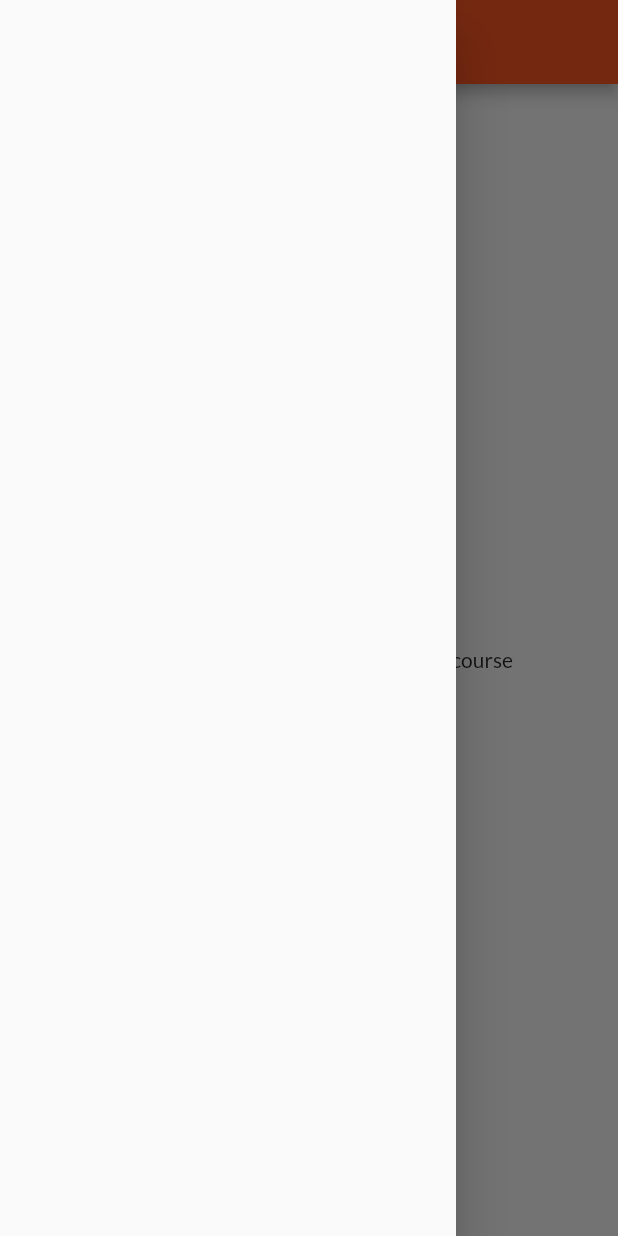
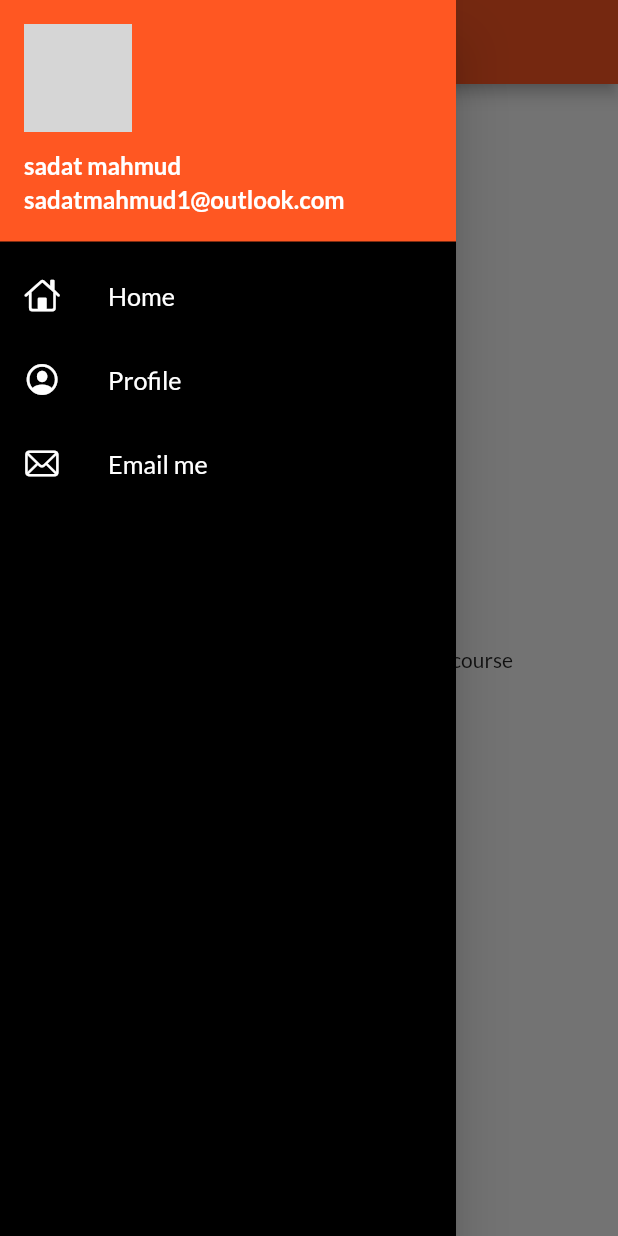
Before and after one commit to Sadatmahmud1/Flutter_shoping_app, a Flutter app: the HomePage screen opened by its route, with the side drawer open, on a phone screen of 412 x 824 dp. Run offline on Flutter 3.47's test engine with Material 2 defaults, Android fonts, the phone set to English and light mode, and no system bars; our stand-ins replace google_fonts; network calls fail; grey boxes are pictures that could not be loaded.

Commit message:
New app drawer added

```diff
--- a/sdshoping/lib/main.dart
+++ b/sdshoping/lib/main.dart
@@ -1,8 +1,8 @@
 import 'package:flutter/material.dart';
-import 'package:sdshoping/pages/home_page.dart';
+import 'package:sdshoping/pages/widgets/home_page.dart';
 import 'package:sdshoping/pages/login_page.dart';
 import 'package:google_fonts/google_fonts.dart';
-import 'package:sdshoping/pages/myroutes.dart';
+import 'package:sdshoping/pages/utils/myroutes.dart';
 
 void main() {
   runApp(MyApp());
@@ -18,8 +18,8 @@ class MyApp extends StatelessWidget {
         fontFamily: GoogleFonts.lato().fontFamily,
       ),
       darkTheme: ThemeData(brightness: Brightness.dark),
-      debugShowCheckedModeBanner: true, //for hiding the debuging banner
-      initialRoute: "/",
+      debugShowCheckedModeBanner: false, //for hiding the debuging banner
+      initialRoute: MyRoute.loginRoute,
       routes: {
         "/": (context) => LoginPage(),
         MyRoute.homeRoute: (context) => HomePage(),
--- a/sdshoping/lib/pages/login_page.dart
+++ b/sdshoping/lib/pages/login_page.dart
@@ -1,5 +1,5 @@
 import 'package:flutter/material.dart';
-import 'package:sdshoping/pages/myroutes.dart';
+import 'package:sdshoping/pages/utils/myroutes.dart';
 
 class LoginPage extends StatefulWidget {
   @override
@@ -99,10 +99,12 @@ class _LoginPageState extends State<LoginPage> {
                         height: 40,
                       ),
                       Material(
+                        elevation: 7,
                         color: Colors.deepOrange,
                         borderRadius:
                             BorderRadius.circular(changedButton ? 50 : 10),
                         child: InkWell(
+
                           onTap: () => moveToHome(context),
                           child: AnimatedContainer(
                             duration: Duration(seconds: 1),
--- /dev/null
+++ b/sdshoping/lib/pages/widgets/drawer.dart
@@ -0,0 +1,73 @@
+import 'package:flutter/cupertino.dart';
+import 'package:flutter/material.dart';
+
+class Mydrawer extends StatelessWidget {
+  const Mydrawer({super.key});
+
+  @override
+  Widget build(BuildContext context) {
+    final imageUrl = "https://img.freepik.com/free-photo/male-beauty-concept-portrait-fashionable-young-man-with-stylish-haircut-wearing-trendy-suit-posing-black-studio-background_155003-21656.jpg?w=2000&t=st=1675397959~exp=1675398559~hmac=9c67d18615fa35e995ce1150a30acf7612be2c5c803cbf61dff625be8ea23849";
+    return Drawer(
+      child: Container(
+        color: Color.fromARGB(255, 0, 0, 0),
+        child: ListView(
+          children: [
+            DrawerHeader(
+              padding: EdgeInsets.zero,
+              // margin: EdgeInsets.zero,
+              child:  UserAccountsDrawerHeader(
+                margin: EdgeInsets.zero,
+                accountName: Text("sadat mahmud",
+                style: TextStyle(
+                      fontSize: 16,
+                      fontWeight: FontWeight.bold,
+
+                ),
+                ),
+                accountEmail: Text("sadatmahmud1@outlook.com",
+                style: TextStyle(fontWeight: FontWeight.bold, fontSize: 16),
+                ),
+                // currentAccountPicture: Image.network(imageUrl),
+                currentAccountPicture: CircleAvatar(
+                  backgroundImage: NetworkImage(imageUrl),
+                ),
+              )),
+              ListTile(
+                leading: Icon(CupertinoIcons.home,
+                color: Colors.white,
+                ),
+                title: Text("Home",
+                textScaleFactor: 1.2
+                ,
+
+                style: TextStyle(color: Colors.white)
+                ),
+              ),
+              ListTile(
+                leading: Icon(CupertinoIcons.profile_circled,
+                color: Colors.white,
+                ),
+                title: Text("Profile",
+                textScaleFactor: 1.2
+                ,
+
+                style: TextStyle(color: Colors.white)
+                ),
+              ),
+              ListTile(
+                leading: Icon(CupertinoIcons.mail,
+                color: Colors.white,
+                ),
+                title: Text("Email me",
+                textScaleFactor: 1.2
+                ,
+
+                style: TextStyle(color: Colors.white)
+                ),
+              )
+          ],
+        ),
+      ),
+    );
+  }
+}
--- a/sdshoping/lib/pages/home_page.dart
+++ b/sdshoping/lib/pages/widgets/home_page.dart
@@ -1,4 +1,5 @@
 import 'package:flutter/material.dart';
+import 'package:sdshoping/pages/widgets/drawer.dart';
 
 class HomePage extends StatelessWidget {
   final int days = 30;
@@ -7,13 +8,17 @@ class HomePage extends StatelessWidget {
   Widget build(BuildContext context) {
     return Scaffold(
       appBar: AppBar(
-        title: Center(child: Text("catalogue App")),
+        title: Center(child: Text("Catalogue App",
+        style: TextStyle(
+          fontWeight: FontWeight.bold
+        ),
+        )),
       ),
       body: Center(
         child: Container(
             child: Text('welcome to $name flutter app $days day course')),
       ),
-      drawer: Drawer(),
+      drawer: Mydrawer(),
     );
   }
 }
```
Also changed, not shown: sdshoping/lib/pages/utils/myroutes.dart (renamed from sdshoping/lib/pages/myroutes.dart).
